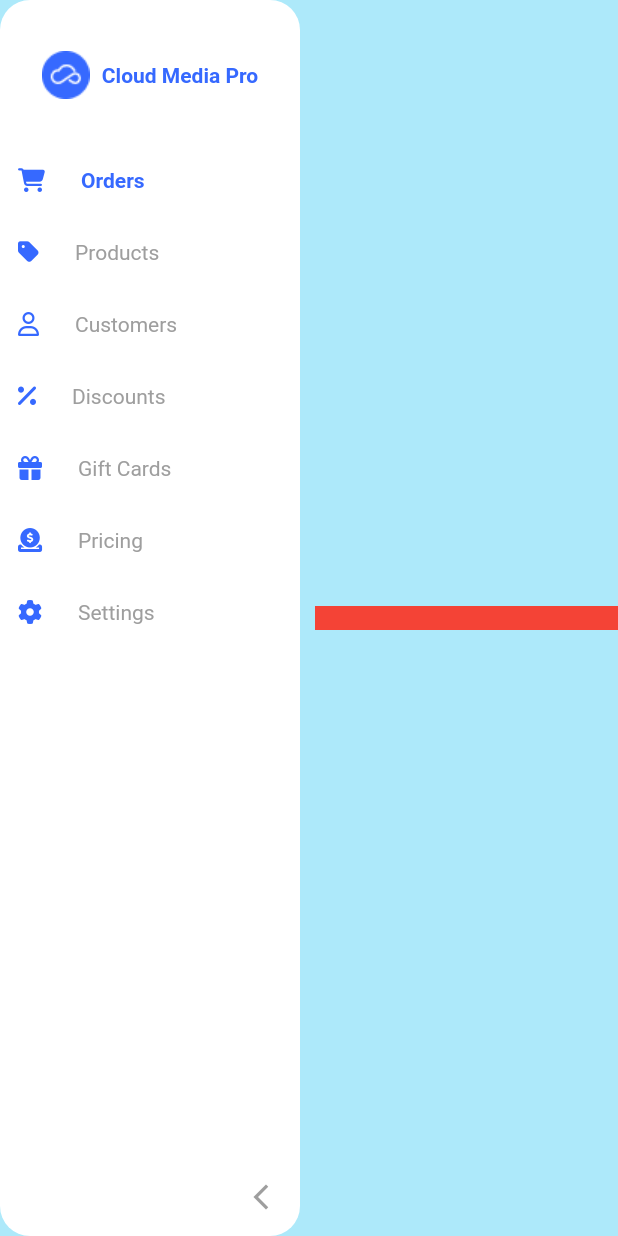
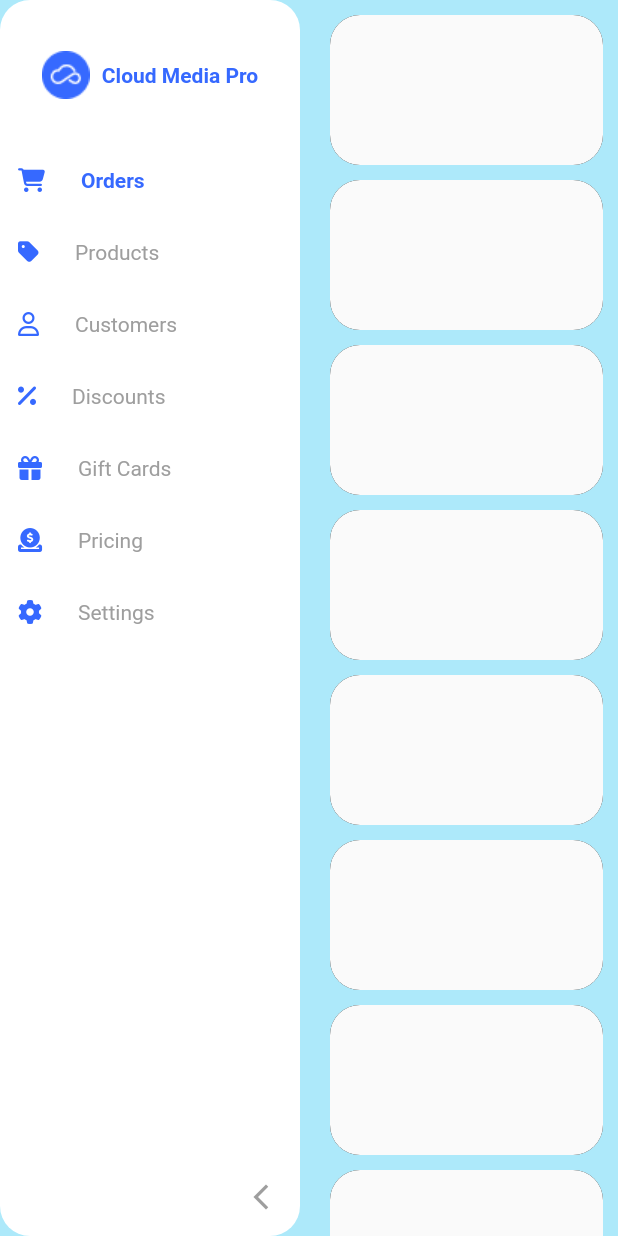
Before and after one commit to JosealdoCamoglianoCMP/CMP_flutter_project, a Flutter app: the HomeView screen opened by its route, on a phone screen of 412 x 824 dp. Run offline on Flutter 3.47's test engine with Material 2 defaults, Android fonts, the phone set to English and light mode, and no system bars; drawn by our look-alikes of sidebarx; our stand-ins replace font_awesome_flutter, shared_preferences; accounts and stored records are empty.

Commit message:
tab routing

```diff
--- /dev/null
+++ b/lib/views/home_tabs/products_tab.dart
@@ -0,0 +1,15 @@
+import 'package:flutter/material.dart';
+
+class ProductsTab extends StatefulWidget {
+  const ProductsTab({super.key});
+
+  @override
+  State<ProductsTab> createState() => _ProductsTabState();
+}
+
+class _ProductsTabState extends State<ProductsTab> {
+  @override
+  Widget build(BuildContext context) {
+    return Placeholder();
+  }
+}
--- a/lib/views/home_view.dart
+++ b/lib/views/home_view.dart
@@ -1,10 +1,9 @@
 import 'package:cmp_flutter_web/main.dart';
 import 'package:cmp_flutter_web/models/strapi_user_model.dart';
-import 'package:cmp_flutter_web/providers/auth_provider.dart';
-import 'package:cmp_flutter_web/shared/theme/app_colors.dart';
+import 'package:cmp_flutter_web/views/home_tabs/products_tab.dart';
 import 'package:cmp_flutter_web/widgets/side_bar.dart';
 import 'package:flutter/material.dart';
-import 'package:provider/provider.dart';
+import 'package:sidebarx/sidebarx.dart';
 
 class HomeView extends StatefulWidget {
   const HomeView({super.key});
@@ -15,6 +14,8 @@ class HomeView extends StatefulWidget {
 
 class _HomeViewState extends State<HomeView> {
   var name = '';
+  final _controller = SidebarXController(selectedIndex: 0, extended: true);
+
   @override
   void initState() {
     WidgetsBinding.instance.addPostFrameCallback((timeStamp) {
@@ -27,22 +28,71 @@ class _HomeViewState extends State<HomeView> {
 
   @override
   Widget build(BuildContext context) {
-    final authProvider = Provider.of<AuthProvider>(context);
-
+    final theme = Theme.of(context);
     return Scaffold(
       backgroundColor: const Color.fromARGB(255, 173, 233, 250),
       drawerScrimColor: Colors.transparent,
       body: Row(
         children: [
-          const SideBar(),
+          SideBar(controller: _controller),
           Expanded(
-            child: Container(
-              color: Colors.red,
-              child: Text(authProvider.user!.user.username),
+            child: Center(
+              child: AnimatedBuilder(
+                animation: _controller,
+                builder: (context, child) {
+                  final pageTitle = _getTitleByIndex(_controller.selectedIndex);
+                  switch (_controller.selectedIndex) {
+                    case 0:
+                      return ListView.builder(
+                        //   TODO : PRODUCTS TAB
+                        padding: const EdgeInsets.only(top: 10),
+                        itemBuilder: (context, index) => Container(
+                          height: 100,
+                          width: double.infinity,
+                          margin: const EdgeInsets.only(
+                              bottom: 10, right: 10, left: 10),
+                          decoration: BoxDecoration(
+                            borderRadius: BorderRadius.circular(20),
+                            color: Theme.of(context).canvasColor,
+                            boxShadow: const [BoxShadow()],
+                          ),
+                        ),
+                      );
+                    case 1:
+                      return ProductsTab();
+                    default:
+                      return Text(
+                        pageTitle,
+                        style: theme.textTheme.headlineSmall,
+                      );
+                  }
+                },
+              ),
             ),
           ),
         ],
       ),
     );
   }
+
+  String _getTitleByIndex(int index) {
+    switch (index) {
+      case 0:
+        return 'Orders';
+      case 1:
+        return 'Products';
+      case 2:
+        return 'Customers';
+      case 3:
+        return 'Discounts';
+      case 4:
+        return 'Gift Cards';
+      case 5:
+        return 'Pricing';
+      case 6:
+        return 'Settings';
+      default:
+        return 'Not found page';
+    }
+  }
 }
--- a/lib/widgets/side_bar.dart
+++ b/lib/widgets/side_bar.dart
@@ -3,22 +3,18 @@ import 'package:cmp_flutter_web/providers/auth_provider.dart';
 import 'package:cmp_flutter_web/shared/theme/app_colors.dart';
 import 'package:flutter/material.dart';
 import 'package:font_awesome_flutter/font_awesome_flutter.dart';
-import 'package:provider/provider.dart';
 import 'package:sidebarx/sidebarx.dart';
 
-class SideBar extends StatefulWidget {
-  const SideBar({super.key});
-
-  @override
-  State<SideBar> createState() => _SideBarState();
-}
-
-class _SideBarState extends State<SideBar> {
+class SideBar extends StatelessWidget {
+  const SideBar({
+    super.key,
+    required SidebarXController controller,
+  }) : _controller = controller;
+  final SidebarXController _controller;
   @override
   Widget build(BuildContext context) {
-    final authProvider = Provider.of<AuthProvider>(context);
     return SidebarX(
-      controller: SidebarXController(selectedIndex: 0, extended: true),
+      controller: _controller,
       headerBuilder: (context, extended) => SizedBox(
         height: 100,
         child: Row(
@@ -52,9 +48,8 @@ class _SideBarState extends State<SideBar> {
             size: 16,
           ),
           label: 'Products',
-            onTap: () {
-              authProvider.currentPage = 'Products';
-            }),
+          onTap: () {},
+        ),
         SidebarXItem(
           iconWidget: const FaIcon(
             FontAwesomeIcons.user,
```
Also changed, not shown: pubspec.lock. Lines whose indentation alone changed are shown as unchanged.
